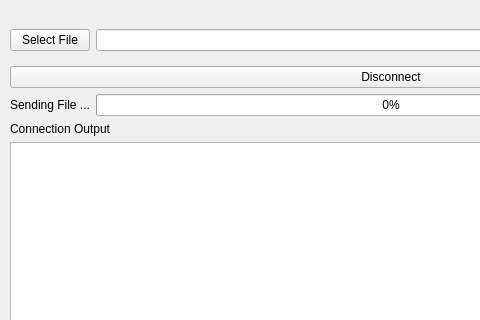
First picture: the form in connectionhandleui.ui, repository tannyusuf/tcp-app-v02, before the edit; both pictures show x 0 to 480 and y 0 to 320 of the 800 by 575 pixel window.
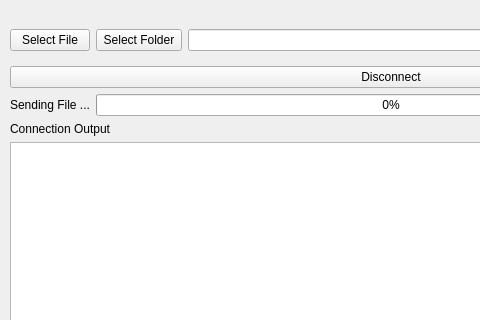
Second picture: the form after the edit.

The edit to the form file:
```diff
--- a/connectionhandleui.ui
+++ b/connectionhandleui.ui
@@ -53,6 +53,13 @@
            </property>
           </widget>
          </item>
+         <item>
+          <widget class="QPushButton" name="btnSelectFolder">
+           <property name="text">
+            <string> Select Folder </string>
+           </property>
+          </widget>
+         </item>
          <item>
           <widget class="QLineEdit" name="lineEditPath"/>
          </item>
```
